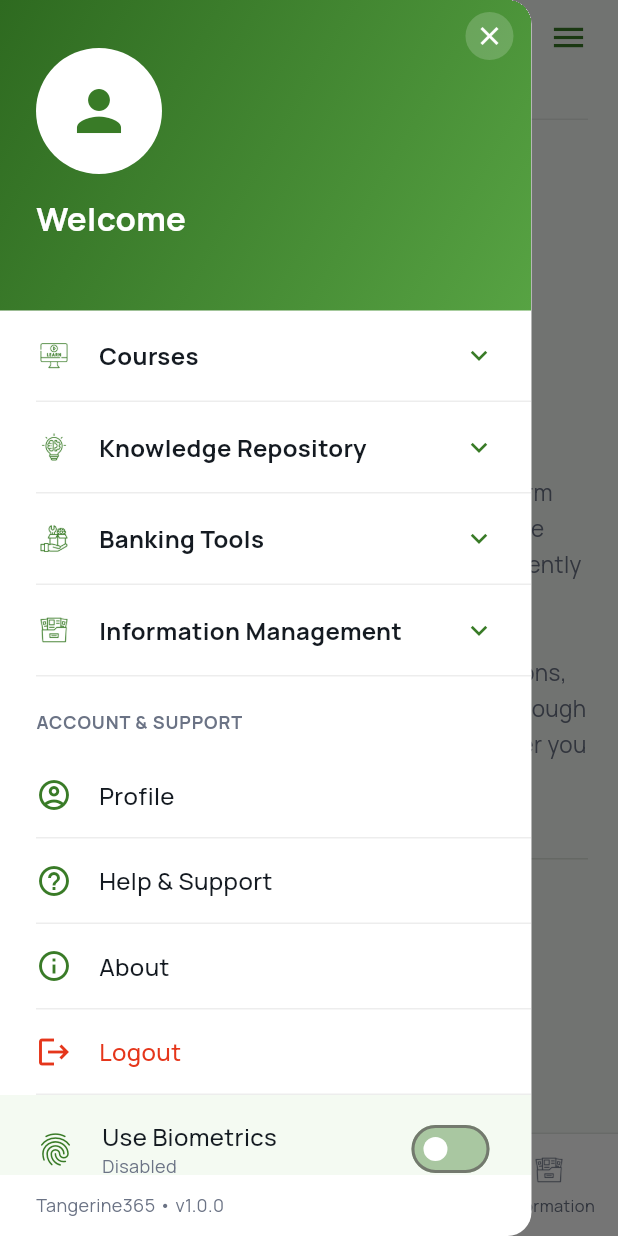
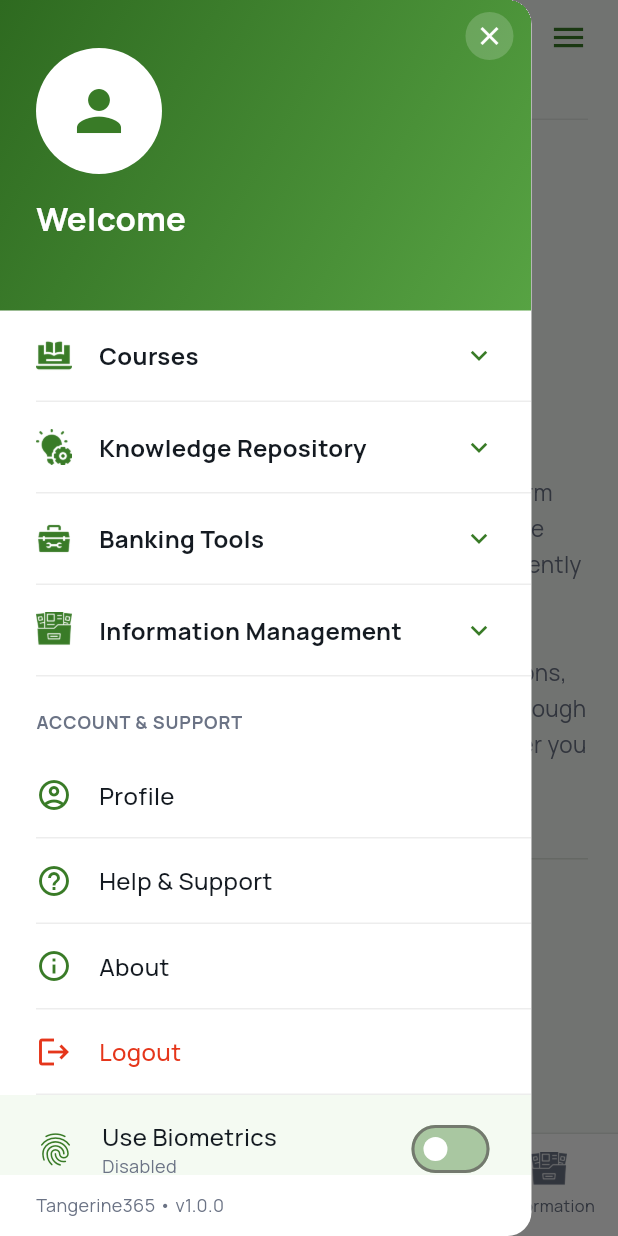
Before and after one commit to ogeoke/Tangerine365-Mobile-App, a Flutter app: the AboutPage screen opened by its route, with the side drawer open, on a phone screen of 412 x 824 dp. Run offline on Flutter 3.47's test engine with Material 3 defaults, Android fonts, the phone set to English and light mode, and no system bars; our stand-ins replace cached_network_image, date_format, equatable, flutter_animate, flutter_bloc, flutter_html and 15 more; missing offline and left inert: data_repository; accounts and stored records are empty; statements that could not run were skipped; project files that could hold a hidden picture were left out.

Commit message:
menu bar icon update

```diff
--- a/lib/common/app_bottom_nav.dart
+++ b/lib/common/app_bottom_nav.dart
@@ -1,4 +1,5 @@
 import 'package:flutter/material.dart';
+import 'package:flutter_svg/flutter_svg.dart';
 import 'package:sevenup_mobile/constants/app_assets.dart';
 import 'package:sevenup_mobile/constants/app_tokens.dart';
 import 'package:sevenup_mobile/views/banking_tools_page.dart';
@@ -54,7 +55,7 @@ class AppBottomNav extends StatelessWidget {
   Widget build(BuildContext context) {
     final items = <_NavItemData>[
       _NavItemData(
-        icon: Icons.home_rounded,
+        iconSvg: AppAssets.navHome,
         label: 'Home',
         onTap: () {
           if (currentIndex == 0) return;
@@ -62,7 +63,7 @@ class AppBottomNav extends StatelessWidget {
         },
       ),
       _NavItemData(
-        iconAsset: AppAssets.modCourses,
+        iconAsset: AppAssets.navCourses,
         label: 'Courses',
         onTap: () => _goToModule(
           context,
@@ -71,7 +72,7 @@ class AppBottomNav extends StatelessWidget {
         ),
       ),
       _NavItemData(
-        iconAsset: AppAssets.modRepository,
+        iconAsset: AppAssets.navRepository,
         label: 'Repository',
         onTap: () => _goToModule(
           context,
@@ -80,7 +81,7 @@ class AppBottomNav extends StatelessWidget {
         ),
       ),
       _NavItemData(
-        iconAsset: AppAssets.modBanking,
+        iconAsset: AppAssets.navBanking,
         // Short label so it doesn't truncate in the 5-tab bottom bar.
         label: 'Banking',
         onTap: () => _goToModule(
@@ -90,7 +91,7 @@ class AppBottomNav extends StatelessWidget {
         ),
       ),
       _NavItemData(
-        iconAsset: AppAssets.modInformation,
+        iconAsset: AppAssets.navInformation,
         label: 'Information',
         onTap: () => _goToModule(
           context,
@@ -122,13 +123,13 @@ class AppBottomNav extends StatelessWidget {
 }
 
 class _NavItemData {
-  final IconData? icon;
   final String? iconAsset;
+  final String? iconSvg;
   final String label;
   final VoidCallback onTap;
   const _NavItemData({
-    this.icon,
     this.iconAsset,
+    this.iconSvg,
     required this.label,
     required this.onTap,
   });
@@ -151,15 +152,23 @@ class _NavItem extends StatelessWidget {
           child: Column(
             mainAxisSize: MainAxisSize.min,
             children: [
-              data.iconAsset != null
-                  ? Image.asset(
+              if (data.iconSvg != null)
+                SvgPicture.asset(
+                  data.iconSvg!,
+                  width: 24,
+                  height: 24,
+                  colorFilter: ColorFilter.mode(color, BlendMode.srcIn),
+                )
+              else if (data.iconAsset != null)
+                Image.asset(
                   data.iconAsset!,
                   width: 24,
                   height: 24,
                   color: color,
                   colorBlendMode: BlendMode.srcIn,
                 )
-                  : Icon(data.icon, color: color, size: 24),
+              else
+                const SizedBox(width: 24, height: 24),
               const SizedBox(height: 4),
               Text(
                 data.label,
--- a/lib/common/nav_drawer.dart
+++ b/lib/common/nav_drawer.dart
@@ -71,14 +71,14 @@ class _NavDrawerState extends State<NavDrawer> {
   }
 
   List<_Module> get _modules => [
-    _Module(AppAssets.modCourses, 'Courses', [
+    _Module(AppAssets.navCourses, 'Courses', [
       _Sub('My Learning', (c) => _open(c, const MyLearningPage())),
       _Sub('Leaderboard', (c) => _open(c, const LeaderboardPage())),
       _Sub('Subscription Code', (c) => _open(c, const ActivateKeyPage())),
       _Sub('Competencies', (c) => _open(c, const CompetenciesPage())),
       _Sub('Certificates', (c) => _open(c, const CertificatesPage())),
     ]),
-    _Module(AppAssets.modRepository, 'Knowledge Repository', [
+    _Module(AppAssets.navRepository, 'Knowledge Repository', [
       _Sub('Overview', (c) => _open(c, const KnowledgeRepositoryPage())),
       _Sub(
         'Products',
@@ -103,13 +103,13 @@ class _NavDrawerState extends State<NavDrawer> {
             _open(c, const KnowledgeResultsPage(types: ['faq'], title: 'FAQs')),
       ),
     ]),
-    _Module(AppAssets.modBanking, 'Banking Tools', [
+    _Module(AppAssets.navBanking, 'Banking Tools', [
       _Sub('Overview', (c) => _open(c, const BankingToolsPage())),
       _Sub('Forex & Rates', (c) => _open(c, const ForexRatesPage())),
       _Sub('Forms', (c) => _open(c, const BankFormsPage())),
       _Sub('Loan Calculator', (c) => _open(c, const LoanCalculatorPage())),
     ]),
-    _Module(AppAssets.modInformation, 'Information Management', [
+    _Module(AppAssets.navInformation, 'Information Management', [
       _Sub('Overview', (c) => _open(c, const InfoManagementPage())),
       _Sub('Announcements', (c) => _open(c, const AnnouncementsPage())),
       _Sub('Communications', (c) => _open(c, const CommunicationsPage())),
--- a/lib/constants/app_assets.dart
+++ b/lib/constants/app_assets.dart
@@ -30,6 +30,14 @@ class AppAssets {
   static const modBanking = 'assets/images/mod_banking.png';
   static const modInformation = 'assets/images/mod_information.png';
 
+  // Bottom-nav + side-menu icons, exported from the Figma
+  // "T365/Bottom Navigation" component (white on transparent, tinted in code).
+  static const navHome = 'assets/svg/nav_home.svg';
+  static const navCourses = 'assets/images/nav_courses.png';
+  static const navRepository = 'assets/images/nav_repository.png';
+  static const navBanking = 'assets/images/nav_banking.png';
+  static const navInformation = 'assets/images/nav_information.png';
+
   // Colour-neutral carved-lattice texture laid over the active Home module
   // cards. The card colour comes from AppTokens, so a new client only changes
   // colours — never this image.
```
Also changed, not shown: assets/images/nav_banking.png (added), assets/images/nav_courses.png (added), assets/images/nav_information.png (added), assets/images/nav_repository.png (added), assets/svg/nav_home.svg (added). Lines whose indentation alone changed are shown as unchanged.
